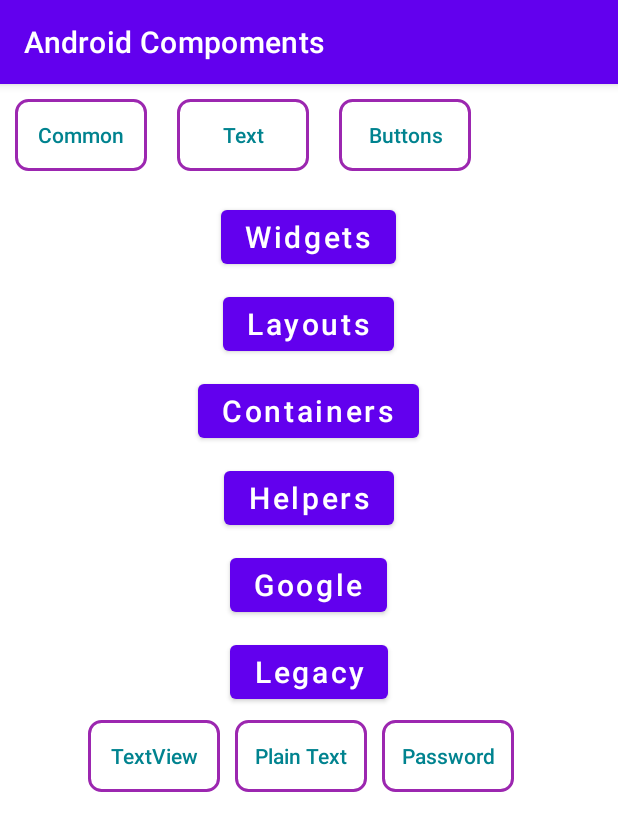
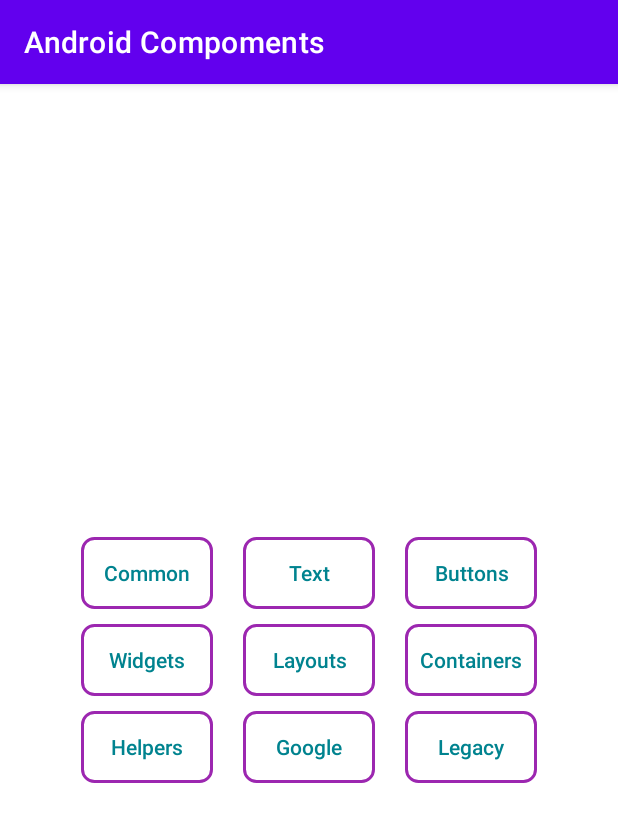
Before and after one commit to ShahedMohammadHridoy/android-common, an Android app: the screen it shows after launch (MainActivity), on a phone screen of 412 x 824 dp. Shown: the top 831 px of the screen. Run offline under Robolectric (Android 15) with nearby library versions, the phone set to English and light mode, and no system bars.

Commit message:
image button

```diff
--- a/app/src/main/java/com/shahed/androidcompoments/ButtonsButtonActivity.java
+++ b/app/src/main/java/com/shahed/androidcomponents/ButtonsButtonActivity.java
@@ -1,4 +1,4 @@
-package com.shahed.androidcompoments;
+package com.shahed.androidcomponents;
 
 import android.os.Bundle;
 import android.widget.Button;
--- a/app/src/main/java/com/shahed/androidcompoments/ButtonsSwitchActivity.java
+++ b/app/src/main/java/com/shahed/androidcomponents/ButtonsSwitchActivity.java
@@ -1,4 +1,4 @@
-package com.shahed.androidcompoments;
+package com.shahed.androidcomponents;
 
 import androidx.appcompat.app.AppCompatActivity;
 import androidx.appcompat.widget.SwitchCompat;
--- a/app/src/main/java/com/shahed/androidcompoments/RootTextActivity.java
+++ b/app/src/main/java/com/shahed/androidcomponents/ImageViewActivity.java
@@ -1,14 +1,14 @@
-package com.shahed.androidcompoments;
+package com.shahed.androidcomponents;
 
 import androidx.appcompat.app.AppCompatActivity;
 
 import android.os.Bundle;
 
-public class RootTextActivity extends AppCompatActivity {
+public class ImageViewActivity extends AppCompatActivity {
 
     @Override
     protected void onCreate(Bundle savedInstanceState) {
         super.onCreate(savedInstanceState);
-        setContentView(R.layout.activity_root_text);
+        setContentView(R.layout.activity_image_view);
     }
 }
--- a/app/src/main/java/com/shahed/androidcompoments/MainActivity.java
+++ b/app/src/main/java/com/shahed/androidcomponents/MainActivity.java
@@ -1,4 +1,4 @@
-package com.shahed.androidcompoments;
+package com.shahed.androidcomponents;
 
 import android.content.Intent;
 import android.os.Bundle;
--- a/app/src/main/java/com/shahed/androidcompoments/RootCommonActivity.java
+++ b/app/src/main/java/com/shahed/androidcomponents/RootCommonActivity.java
@@ -1,4 +1,4 @@
-package com.shahed.androidcompoments;
+package com.shahed.androidcomponents;
 
 import androidx.appcompat.app.AppCompatActivity;
 import androidx.appcompat.widget.AppCompatButton;
--- a/app/src/main/java/com/shahed/androidcompoments/ImageViewActivity.java
+++ b/app/src/main/java/com/shahed/androidcomponents/RootTextActivity.java
@@ -1,14 +1,14 @@
-package com.shahed.androidcompoments;
+package com.shahed.androidcomponents;
 
 import androidx.appcompat.app.AppCompatActivity;
 
 import android.os.Bundle;
 
-public class ImageViewActivity extends AppCompatActivity {
+public class RootTextActivity extends AppCompatActivity {
 
     @Override
     protected void onCreate(Bundle savedInstanceState) {
         super.onCreate(savedInstanceState);
-        setContentView(R.layout.activity_image_view);
+        setContentView(R.layout.activity_root_text);
     }
 }
--- a/app/src/main/java/com/shahed/androidcompoments/TextViewActivity.java
+++ b/app/src/main/java/com/shahed/androidcomponents/TextViewActivity.java
@@ -1,4 +1,4 @@
-package com.shahed.androidcompoments;
+package com.shahed.androidcomponents;
 
 import android.os.Bundle;
 
--- a/app/src/main/res/layout/activity_main.xml
+++ b/app/src/main/res/layout/activity_main.xml
@@ -17,13 +17,14 @@
         <LinearLayout
             android:layout_width="match_parent"
             android:layout_height="wrap_content"
+            android:layout_gravity="center"
             android:orientation="vertical">
 
             <LinearLayout
                 android:layout_width="match_parent"
                 android:layout_height="wrap_content"
-                android:orientation="horizontal"
-                android:padding="10dp">
+                android:gravity="center"
+                android:orientation="horizontal">
 
                 <androidx.appcompat.widget.AppCompatButton
                     android:id="@+id/button_common"
@@ -58,100 +59,76 @@
 
             </LinearLayout>
 
-
-            <Button
-                android:layout_width="wrap_content"
-                android:layout_height="wrap_content"
-                android:layout_gravity="center"
-                android:layout_marginTop="10dp"
-                android:text="@string/widgets"
-                android:textAllCaps="false"
-                android:textSize="20sp" />
-
-            <Button
-                android:layout_width="wrap_content"
-                android:layout_height="wrap_content"
-                android:layout_gravity="center"
-                android:layout_marginTop="10dp"
-                android:text="@string/layouts"
-                android:textAllCaps="false"
-                android:textSize="20sp" />
-
-            <Button
-                android:layout_width="wrap_content"
-                android:layout_height="wrap_content"
-                android:layout_gravity="center"
-                android:layout_marginTop="10dp"
-                android:text="@string/containers"
-                android:textAllCaps="false"
-                android:textSize="20sp" />
-
-            <Button
-                android:layout_width="wrap_content"
-                android:layout_height="wrap_content"
-                android:layout_gravity="center"
-                android:layout_marginTop="10dp"
-                android:text="@string/helpers"
-                android:textAllCaps="false"
-                android:textSize="20sp" />
-
-            <Button
-                android:layout_width="wrap_content"
-                android:layout_height="wrap_content"
-                android:layout_gravity="center"
-                android:layout_marginTop="10dp"
-                android:text="@string/google"
-                android:textAllCaps="false"
-                android:textSize="20sp" />
-
-            <Button
-                android:layout_width="wrap_content"
-                android:layout_height="wrap_content"
-                android:layout_gravity="center"
-                android:layout_marginTop="10dp"
-                android:text="@string/legacy"
-                android:textAllCaps="false"
-                android:textSize="20sp" />
-
-
             <LinearLayout
                 android:layout_width="match_parent"
-                android:layout_height="64dp"
+                android:layout_height="wrap_content"
+                android:layout_marginTop="10dp"
+                android:layout_marginBottom="10dp"
                 android:gravity="center">
 
                 <androidx.appcompat.widget.AppCompatButton
                     android:layout_width="wrap_content"
                     android:layout_height="wrap_content"
-                    android:layout_marginEnd="10dp"
+                    android:layout_gravity="center"
                     android:background="@drawable/button_bg"
-                    android:padding="10dp"
-                    android:text="@string/textview"
+                    android:text="@string/widgets"
                     android:textAllCaps="false"
                     android:textColor="#00838F" />
-
 
                 <androidx.appcompat.widget.AppCompatButton
                     android:layout_width="wrap_content"
                     android:layout_height="wrap_content"
-                    android:layout_marginEnd="10dp"
+                    android:layout_gravity="center"
+                    android:layout_marginStart="20dp"
                     android:background="@drawable/button_bg"
-                    android:padding="10dp"
-                    android:text="@string/plain_text"
+                    android:text="@string/layouts"
                     android:textAllCaps="false"
                     android:textColor="#00838F" />
-
 
                 <androidx.appcompat.widget.AppCompatButton
                     android:layout_width="wrap_content"
                     android:layout_height="wrap_content"
-                    android:layout_marginEnd="10dp"
+                    android:layout_gravity="center"
+                    android:layout_marginStart="20dp"
                     android:background="@drawable/button_bg"
                     android:padding="10dp"
-                    android:text="@string/password"
+                    android:text="@string/containers"
+                    android:textAllCaps="false"
+                    android:textColor="#00838F" />
+            </LinearLayout>
+
+            <LinearLayout
+                android:layout_width="match_parent"
+                android:layout_height="wrap_content"
+                android:gravity="center">
+
+                <androidx.appcompat.widget.AppCompatButton
+                    android:layout_width="wrap_content"
+                    android:layout_height="wrap_content"
+                    android:background="@drawable/button_bg"
+                    android:text="@string/helpers"
                     android:textAllCaps="false"
                     android:textColor="#00838F" />
 
+                <androidx.appcompat.widget.AppCompatButton
+                    android:layout_width="wrap_content"
+                    android:layout_height="wrap_content"
+                    android:layout_marginStart="20dp"
+                    android:background="@drawable/button_bg"
+                    android:text="@string/google"
+                    android:textAllCaps="false"
+                    android:textColor="#00838F" />
+
+                <androidx.appcompat.widget.AppCompatButton
+                    android:layout_width="wrap_content"
+                    android:layout_height="wrap_content"
+                    android:layout_marginStart="20dp"
+                    android:background="@drawable/button_bg"
+                    android:text="@string/legacy"
+                    android:textAllCaps="false"
+                    android:textColor="#00838F" />
             </LinearLayout>
+
 
         </LinearLayout>
     </ScrollView>
--- a/app/src/main/res/values-night/themes.xml
+++ b/app/src/main/res/values-night/themes.xml
@@ -1,6 +1,6 @@
 <resources xmlns:tools="http://schemas.android.com/tools">
     <!-- Base application theme. -->
-    <style name="Theme.AndroidCompoments" parent="Theme.MaterialComponents.DayNight.DarkActionBar">
+    <style name="Theme.AndroidComponents" parent="Theme.MaterialComponents.DayNight.DarkActionBar">
         <!-- Primary brand color. -->
         <item name="colorPrimary">@color/purple_200</item>
         <item name="colorPrimaryVariant">@color/purple_700</item>
--- a/app/src/main/res/values/themes.xml
+++ b/app/src/main/res/values/themes.xml
@@ -1,6 +1,6 @@
 <resources xmlns:tools="http://schemas.android.com/tools">
     <!-- Base application theme. -->
-    <style name="Theme.AndroidCompoments" parent="Theme.MaterialComponents.DayNight.DarkActionBar">
+    <style name="Theme.AndroidComponents" parent="Theme.MaterialComponents.DayNight.DarkActionBar">
         <!-- Primary brand color. -->
         <item name="colorPrimary">@color/purple_500</item>
         <item name="colorPrimaryVariant">@color/purple_700</item>
```
Also changed, not shown: app/build.gradle (+4 -4 lines), app/src/main/AndroidManifest.xml (+8 -1 lines), app/src/main/java/com/shahed/androidcompoments/RootButtonActivity.java (deleted, +0 -29 lines), app/src/main/java/com/shahed/androidcomponents/ButtonsImageButtonActivity.java (added, +24 -0 lines), app/src/main/java/com/shahed/androidcomponents/RootButtonActivity.java (added, +38 -0 lines), app/src/main/res/layout/activity_buttons_image_button.xml (added, +22 -0 lines), app/src/main/res/layout/activity_root_button.xml (+8 -0 lines), 4 other files.
